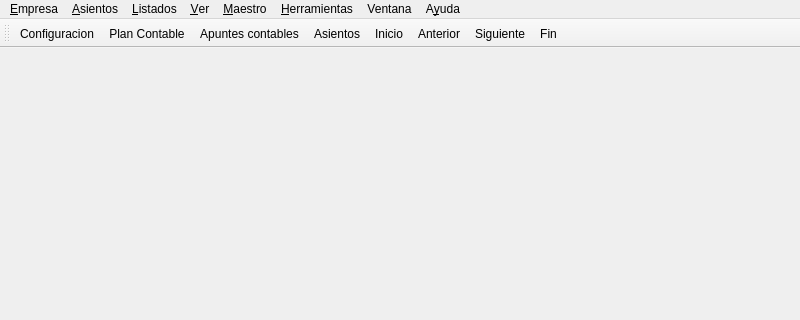
This is bulmages/bulmacont/src/bcbulmacontbase.ui in eboladev/Bulmages-1 as Qt 5 draws it before an edit; both pictures show x 0 to 800 and y 0 to 320 of the 800 by 600 pixel window. The edited form follows.
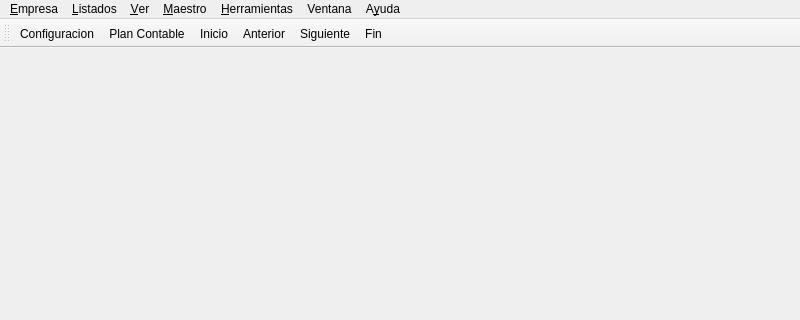
This is the edited form. Icons and pictures are not drawn.

Commit message: Saco a plugin la gestion de asientos de bulmacont. Y hago varios arreglos importantes al programa de contabilidad

Patch:
```diff
--- a/bulmages/bulmacont/src/bcbulmacontbase.ui
+++ b/bulmages/bulmacont/src/bcbulmacontbase.ui
@@ -33,7 +33,7 @@
      <height>26</height>
     </rect>
    </property>
-   <widget class="QMenu" name="menuVentana">
+   <widget class="QMenu" name="menuVer1">
     <property name="title">
      <string>&amp;Ver</string>
     </property>
@@ -41,18 +41,7 @@
     <addaction name="actionAsientos"/>
     <addaction name="actionApuntes_Contables"/>
    </widget>
-   <widget class="QMenu" name="menuAsiento">
-    <property name="title">
-     <string>&amp;Asientos</string>
-    </property>
-    <addaction name="actionAbrir_Asientos"/>
-    <addaction name="actionOrdenar_Asientos"/>
-    <addaction name="separator"/>
-    <addaction name="actionAsiento_de_Apertura"/>
-    <addaction name="actionAsiento_de_Regularizacion"/>
-    <addaction name="actionAsiento_de_Cierre"/>
-   </widget>
-   <widget class="QMenu" name="menuVer">
+   <widget class="QMenu" name="menuVentana">
     <property name="title">
      <string>Ventana</string>
     </property>
@@ -110,12 +99,11 @@
     <addaction name="actionCentro_de_Coste_por_Defecto"/>
    </widget>
    <addaction name="menuEmpresa"/>
-   <addaction name="menuAsiento"/>
    <addaction name="menuListados"/>
-   <addaction name="menuVentana"/>
+   <addaction name="menuVer1"/>
    <addaction name="menuMaestro"/>
    <addaction name="menuHerramientas"/>
-   <addaction name="menuVer"/>
+   <addaction name="menuVentana"/>
    <addaction name="menuAyuda"/>
   </widget>
   <widget class="QStatusBar" name="statusbar"/>
@@ -137,8 +125,6 @@
    </attribute>
    <addaction name="actionConfiguracion"/>
    <addaction name="actionPlan_Contable"/>
-   <addaction name="actionApuntes_Contables"/>
-   <addaction name="actionAsientos"/>
    <addaction name="actionInicio"/>
    <addaction name="actionAnterior"/>
    <addaction name="actionSiguiente"/>
@@ -216,30 +202,6 @@
     <string>&amp;Plan Contable</string>
    </property>
   </action>
-  <action name="actionAsientos">
-   <property name="icon">
-    <iconset resource="../../bulmages.qrc">
-     <normaloff>:/Images/book-list.png</normaloff>:/Images/book-list.png</iconset>
-   </property>
-   <property name="text">
-    <string>&amp;Asientos</string>
-   </property>
-   <property name="shortcut">
-    <string>Ctrl+L</string>
-   </property>
-  </action>
-  <action name="actionApuntes_Contables">
-   <property name="icon">
-    <iconset resource="../../bulmages.qrc">
-     <normaloff>:/Images/book.png</normaloff>:/Images/book.png</iconset>
-   </property>
-   <property name="text">
-    <string>Apuntes &amp;contables</string>
-   </property>
-   <property name="shortcut">
-    <string>Ctrl+A</string>
-   </property>
-  </action>
   <action name="actionFormas_de_Pago">
    <property name="text">
     <string>Formas de &amp;pago</string>
```
Left out of the diff: 27 changed lines with no effect on the pictures. The commit also changes 69 other files.
